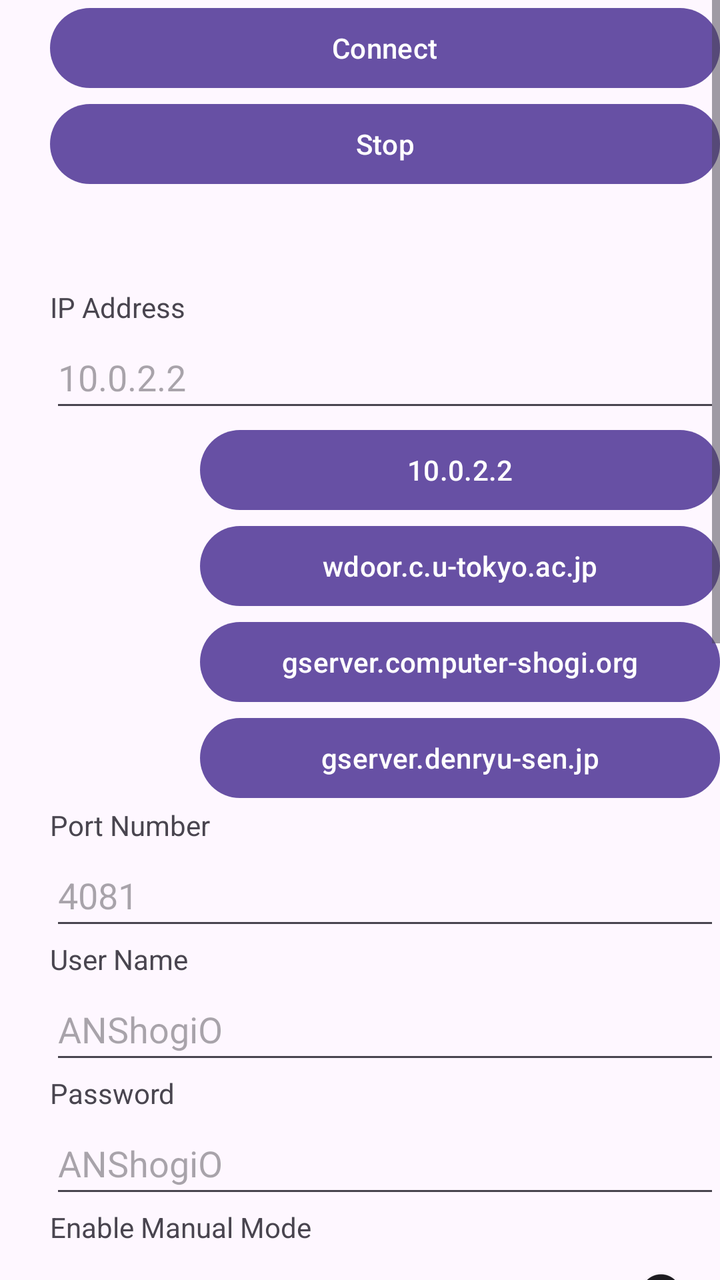
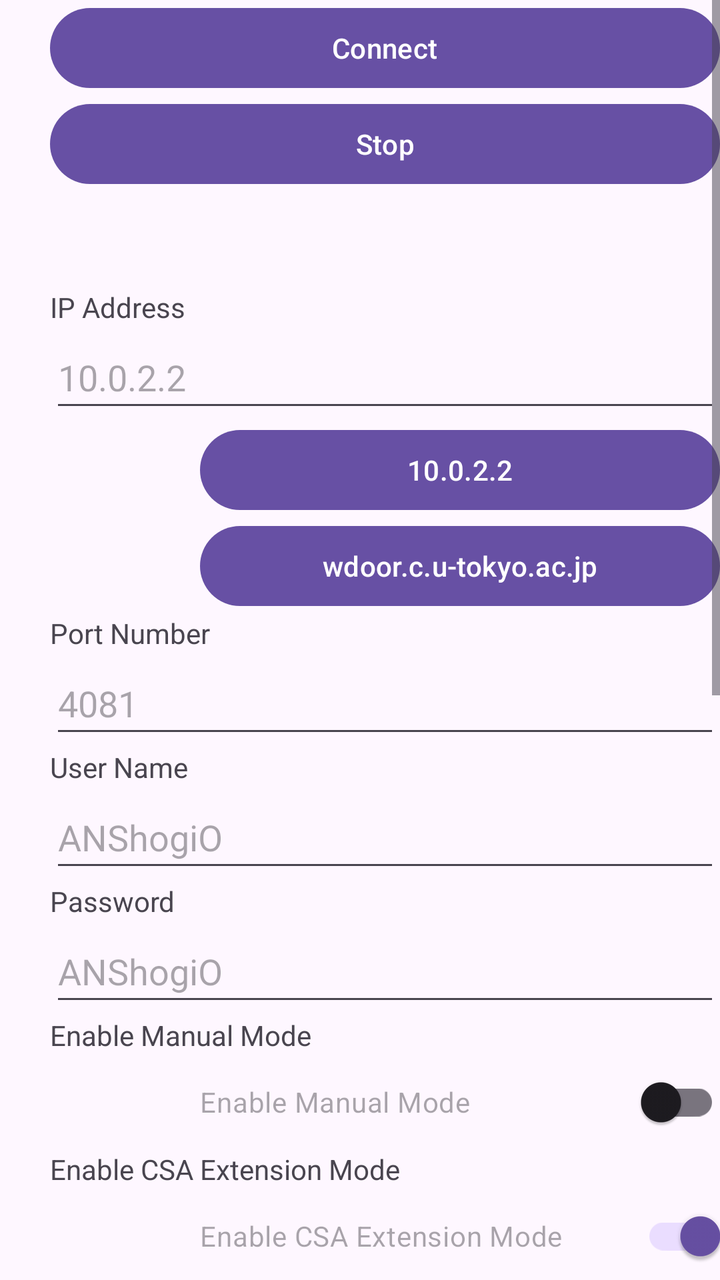

Compare the two renders of this Android layout. The source of the first and the diff that turns it into the second are given below.
<!-- AndroidManifest.xml: application theme Theme.ShogiO -->
<!-- res/layout/fragment_setting.xml -->
<?xml version="1.0" encoding="utf-8"?>
<ScrollView
    xmlns:android="http://schemas.android.com/apk/res/android"
    xmlns:app="http://schemas.android.com/apk/res-auto"
    android:orientation="vertical"
    android:layout_width="fill_parent"
    android:layout_height="wrap_content"
    >
    <LinearLayout
        android:orientation="vertical"
        android:layout_width="fill_parent"
        android:layout_height="wrap_content">

        <Button
            android:id="@+id/setting_connect"
            android:layout_width="fill_parent"
            android:layout_height="wrap_content"
            android:layout_marginStart="25sp"
            android:text="@string/setting_connect" />
        <Button
            android:id="@+id/setting_stop"
            android:layout_width="fill_parent"
            android:layout_height="wrap_content"
            android:layout_marginStart="25sp"
            android:text="@string/setting_stop" />
        <Space
            android:layout_width="fill_parent"
            android:layout_height="48dp" />

        <TextView
            android:layout_width="wrap_content"
            android:layout_height="wrap_content"
            android:layout_marginStart="25sp"
            android:text="@string/setting_ip" />
        <EditText
            android:id="@+id/setting_ip"
            android:layout_width="fill_parent"
            android:layout_height="match_parent"
            android:autofillHints="@string/setting_ip_hint"
            android:hint="@string/setting_ip_hint"
            android:inputType="text"
            app:title="@string/setting_ip"
            android:layout_marginStart="25sp"
            android:minHeight="48dp" />

        <Button
            android:id="@+id/ip_10_0_2_2"
            android:layout_width="fill_parent"
            android:layout_height="wrap_content"
            android:text="@string/ip_10_0_2_2"
            android:layout_marginStart="100sp"
            android:minHeight="48dp" />
        <Button
            android:id="@+id/ip_wdoor_c_u_tokyo_ac_jp"
            android:layout_width="fill_parent"
            android:layout_height="wrap_content"
            android:text="@string/ip_wdoor_c_u_tokyo_ac_jp"
            android:layout_marginStart="100sp"
            android:minHeight="48dp" />
        <Button
            android:id="@+id/ip_wgserver_computer_shogi_org"
            android:layout_width="fill_parent"
            android:layout_height="wrap_content"
            android:text="@string/ip_wgserver_computer_shogi_org"
            android:layout_marginStart="100sp"
            android:minHeight="48dp" />
        <Button
            android:id="@+id/ip_gserver_denryu_sen_jp"
            android:layout_width="fill_parent"
            android:layout_height="wrap_content"
            android:text="@string/ip_gserver_denryu_sen_jp"
            android:layout_marginStart="100sp"
            android:minHeight="48dp" />
        <TextView
            android:layout_width="wrap_content"
            android:layout_height="wrap_content"
            android:layout_marginStart="25sp"
            android:text="@string/setting_port" />
        <EditText
            android:id="@+id/setting_port"
            android:layout_width="fill_parent"
            android:layout_height="match_parent"
            app:title="@string/setting_port"
            android:hint="@string/setting_port_hint"
            android:autofillHints="@string/setting_port_hint"
            android:inputType="number"
            android:layout_marginStart="25sp"
            android:minHeight="48dp" />

        <TextView
            android:layout_width="wrap_content"
            android:layout_height="wrap_content"
            android:layout_marginStart="25sp"
            android:text="@string/setting_user" />
        <EditText
            android:id="@+id/setting_user"
            android:layout_width="fill_parent"
            android:layout_height="match_parent"
            app:title="@string/setting_user"
            android:hint="@string/setting_user_hint"
            android:autofillHints="@string/setting_user_hint"
            android:inputType="text"
            android:layout_marginStart="25sp"
            android:minHeight="48dp" />

        <TextView
            android:layout_width="wrap_content"
            android:layout_height="wrap_content"
            android:layout_marginStart="25sp"
            android:text="@string/setting_pass" />
        <EditText
            android:id="@+id/setting_pass"
            android:layout_width="fill_parent"
            android:layout_height="match_parent"
            app:title="@string/setting_pass"
            android:hint="@string/setting_pass_hint"
            android:autofillHints="@string/setting_pass_hint"
            android:inputType="text"
            android:layout_marginStart="25sp"
            android:minHeight="48dp" />

        <TextView
            android:layout_width="wrap_content"
            android:layout_height="wrap_content"
            android:layout_marginStart="25sp"
            android:text="@string/setting_manual_hint" />
        <androidx.appcompat.widget.SwitchCompat
            android:id="@+id/setting_manual"
            android:layout_width="fill_parent"
            android:layout_height="match_parent"
            app:title="@string/setting_manual"
            android:hint="@string/setting_manual_hint"
            android:autofillHints="@string/setting_manual_hint"
            android:layout_marginStart="100sp"
            android:minHeight="48dp"
            android:checked="false"/>

        <TextView
            android:layout_width="wrap_content"
            android:layout_height="wrap_content"
            android:layout_marginStart="25sp"
            android:text="@string/setting_used_csa_extension_hint" />
        <androidx.appcompat.widget.SwitchCompat
            android:id="@+id/setting_used_csa_extension"
            android:layout_width="fill_parent"
            android:layout_height="match_parent"
            app:title="@string/setting_used_csa_extension"
            android:hint="@string/setting_used_csa_extension_hint"
            android:autofillHints="@string/setting_used_csa_extension_hint"
            android:layout_marginStart="100sp"
            android:minHeight="48dp"
            android:checked="true"/>

        <TextView
            android:layout_width="wrap_content"
            android:layout_height="wrap_content"
            android:layout_marginStart="25sp"
            android:text="@string/setting_gamename" />
        <EditText
            android:id="@+id/setting_gamename"
            android:layout_width="fill_parent"
            android:layout_height="match_parent"
            app:title="@string/setting_gamename"
            android:hint="@string/setting_gamename_hint"
            android:autofillHints="@string/setting_gamename_hint"
            android:inputType="text"
            android:layout_marginStart="25sp"
            android:minHeight="48dp" />

        <TextView
            android:layout_width="wrap_content"
            android:layout_height="wrap_content"
            android:layout_marginStart="25sp"
            android:text="@string/setting_spinner" />
        <Spinner
            android:id="@+id/setting_spinner"
            android:layout_width="match_parent"
            android:layout_height="wrap_content"
            android:summary="@string/setting_spinner"
            android:dialogTitle="@string/setting_spinner"
            android:defaultValue="*"
            android:entries="@array/sen_go_list"
            android:entryValues="@array/sen_go_list"
            android:minHeight="48dp"
            android:layout_marginStart="25sp"/>

        <TextView
            android:layout_width="wrap_content"
            android:layout_height="wrap_content"
            android:layout_marginStart="25sp"
            android:text="@string/setting_looping_hint" />
        <androidx.appcompat.widget.SwitchCompat
            android:id="@+id/setting_looping"
            android:layout_width="fill_parent"
            android:layout_height="match_parent"
            app:title="@string/setting_looping"
            android:hint="@string/setting_looping_hint"
            android:autofillHints="@string/setting_looping_hint"
            android:layout_marginStart="100sp"
            android:minHeight="48dp"
            android:checked="false"/>

        <TextView
            android:layout_width="wrap_content"
            android:layout_height="wrap_content"
            android:layout_marginStart="25sp"
            android:text="@string/setting_explorer" />
        <TextView
            android:layout_width="wrap_content"
            android:layout_height="wrap_content"
            android:layout_marginStart="48dp"
            android:text="@string/explorer_max_table_factory" />
        <com.google.android.material.slider.Slider
            android:id="@+id/explorer_max_table_factory"
            android:minHeight="48dp"
            android:layout_width="fill_parent"
            android:layout_height="match_parent"
            android:valueFrom="1000.0"
            android:valueTo="100000.0"
            android:value="100000.0"
            android:stepSize="1000.0" />
        <TextView
            android:layout_width="wrap_content"
            android:layout_height="wrap_content"
            android:layout_marginStart="48dp"
            android:text="@string/explorer_max_no_change" />
        <com.google.android.material.slider.Slider
            android:id="@+id/explorer_max_no_change"
            android:minHeight="48dp"
            android:layout_width="fill_parent"
            android:layout_height="match_parent"
            android:valueFrom="10.0"
            android:valueTo="100.0"
            android:value="10.0"
            android:stepSize="1.0" />
        <TextView
            android:layout_width="wrap_content"
            android:layout_height="wrap_content"
            android:layout_marginStart="48dp"
            android:text="@string/explorer_max_level" />
        <com.google.android.material.slider.Slider
            android:id="@+id/explorer_max_level"
            android:minHeight="48dp"
            android:layout_width="fill_parent"
            android:layout_height="match_parent"
            android:valueFrom="1.0"
            android:valueTo="10.0"
            android:value="3.0"
            android:stepSize="1.0" />
        <TextView
            android:layout_width="wrap_content"
            android:layout_height="wrap_content"
            android:layout_marginStart="48dp"
            android:text="@string/explorer_min_son" />
        <com.google.android.material.slider.Slider
            android:id="@+id/explorer_min_son"
            android:minHeight="48dp"
            android:layout_width="fill_parent"
            android:layout_height="match_parent"
            android:valueFrom="0.0"
            android:valueTo="10.0"
            android:value="3.0"
            android:stepSize="1.0" />

        <Button
            android:id="@+id/setting_save"
            android:layout_width="fill_parent"
            android:layout_height="wrap_content"
            android:text="@string/setting_save"
            android:layout_marginStart="100sp"
            android:minHeight="48dp" />
    </LinearLayout>
</ScrollView>
<!-- resources referenced by this layout -->
<resources>
  <string-array name="sen_go_list">
          <item>*</item>
          <item>+</item>
          <item>-</item>
      </string-array>
  <string name="explorer_max_level">Max Level</string>
  <string name="explorer_max_no_change">Max No Change</string>
  <string name="explorer_max_table_factory">Max Table Factory</string>
  <string name="explorer_min_son">Min Son</string>
  <string name="ip_10_0_2_2">10.0.2.2</string>
  <string name="ip_gserver_denryu_sen_jp">gserver.denryu-sen.jp</string>
  <string name="ip_wdoor_c_u_tokyo_ac_jp">wdoor.c.u-tokyo.ac.jp</string>
  <string name="ip_wgserver_computer_shogi_org">gserver.computer-shogi.org</string>
  <string name="setting_connect">Connect</string>
  <string name="setting_explorer">Explorer</string>
  <string name="setting_gamename">Game Name</string>
  <string name="setting_gamename_hint">default-1500-0</string>
  <string name="setting_ip">IP Address</string>
  <string name="setting_ip_hint">10.0.2.2</string>
  <string name="setting_looping">Continue</string>
  <string name="setting_looping_hint">Continue Game</string>
  <string name="setting_manual">Manual Mode</string>
  <string name="setting_manual_hint">Enable Manual Mode</string>
  <string name="setting_pass">Password</string>
  <string name="setting_pass_hint">ANShogiO</string>
  <string name="setting_port">Port Number</string>
  <string name="setting_port_hint">4081</string>
  <string name="setting_save">Save</string>
  <string name="setting_spinner">Select */+/-</string>
  <string name="setting_stop">Stop</string>
  <string name="setting_used_csa_extension">CSA Extension Mode</string>
  <string name="setting_used_csa_extension_hint">Enable CSA Extension Mode</string>
  <string name="setting_user">User Name</string>
  <string name="setting_user_hint">ANShogiO</string>
  <style name="Theme.ShogiO" parent="Base.Theme.ShogiO" />
  <style name="Base.Theme.ShogiO" parent="Theme.Material3.DayNight">
          
          
      </style>
</resources>

<!-- the commit's change to res/layout/fragment_setting.xml (unified diff, before → after) -->
@@ -57,20 +57,6 @@
             android:text="@string/ip_wdoor_c_u_tokyo_ac_jp"
             android:layout_marginStart="100sp"
             android:minHeight="48dp" />
-        <Button
-            android:id="@+id/ip_wgserver_computer_shogi_org"
-            android:layout_width="fill_parent"
-            android:layout_height="wrap_content"
-            android:text="@string/ip_wgserver_computer_shogi_org"
-            android:layout_marginStart="100sp"
-            android:minHeight="48dp" />
-        <Button
-            android:id="@+id/ip_gserver_denryu_sen_jp"
-            android:layout_width="fill_parent"
-            android:layout_height="wrap_content"
-            android:text="@string/ip_gserver_denryu_sen_jp"
-            android:layout_marginStart="100sp"
-            android:minHeight="48dp" />
         <TextView
             android:layout_width="wrap_content"
             android:layout_height="wrap_content"
@@ -229,9 +215,9 @@
             android:minHeight="48dp"
             android:layout_width="fill_parent"
             android:layout_height="match_parent"
-            android:valueFrom="10.0"
+            android:valueFrom="5.0"
             android:valueTo="100.0"
-            android:value="10.0"
+            android:value="25.0"
             android:stepSize="1.0" />
         <TextView
             android:layout_width="wrap_content"
@@ -245,7 +231,7 @@
             android:layout_height="match_parent"
             android:valueFrom="1.0"
             android:valueTo="10.0"
-            android:value="3.0"
+            android:value="4.0"
             android:stepSize="1.0" />
         <TextView
             android:layout_width="wrap_content"
@@ -259,7 +245,7 @@
             android:layout_height="match_parent"
             android:valueFrom="0.0"
             android:valueTo="10.0"
-            android:value="3.0"
+            android:value="7.0"
             android:stepSize="1.0" />
 
         <Button
<!-- resource entries referenced after the edit -->
@@ -10,9 +10,7 @@
   <string name="explorer_max_table_factory">Max Table Factory</string>
   <string name="explorer_min_son">Min Son</string>
   <string name="ip_10_0_2_2">10.0.2.2</string>
-  <string name="ip_gserver_denryu_sen_jp">gserver.denryu-sen.jp</string>
   <string name="ip_wdoor_c_u_tokyo_ac_jp">wdoor.c.u-tokyo.ac.jp</string>
-  <string name="ip_wgserver_computer_shogi_org">gserver.computer-shogi.org</string>
   <string name="setting_connect">Connect</string>
   <string name="setting_explorer">Explorer</string>
   <string name="setting_gamename">Game Name</string>
